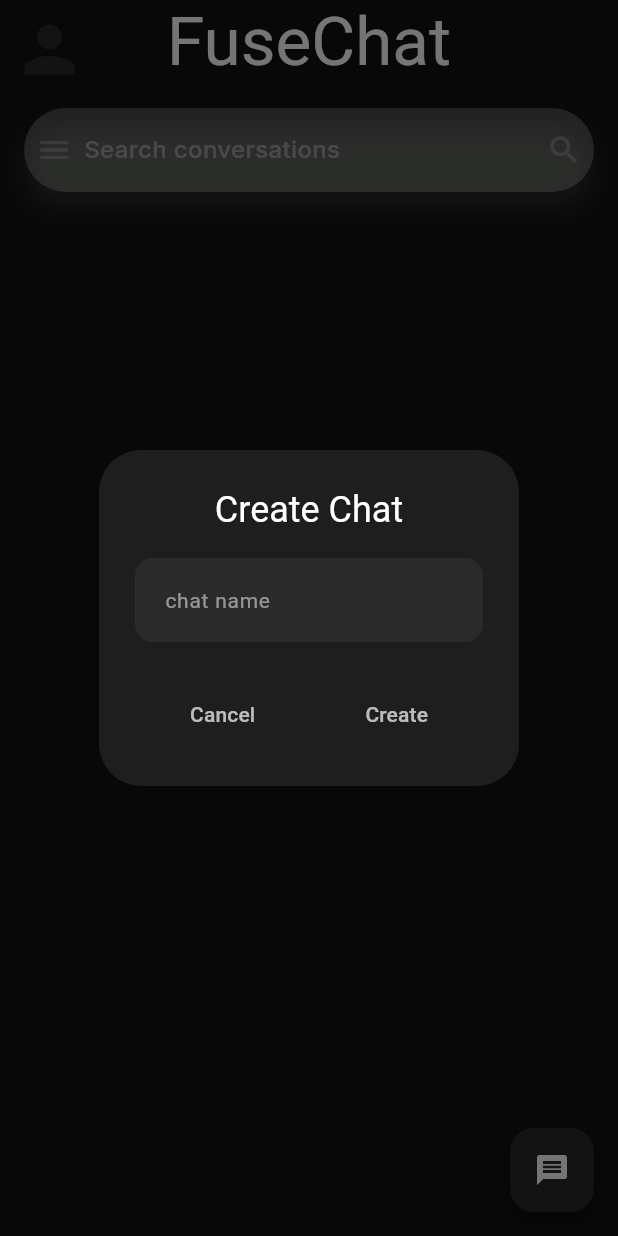
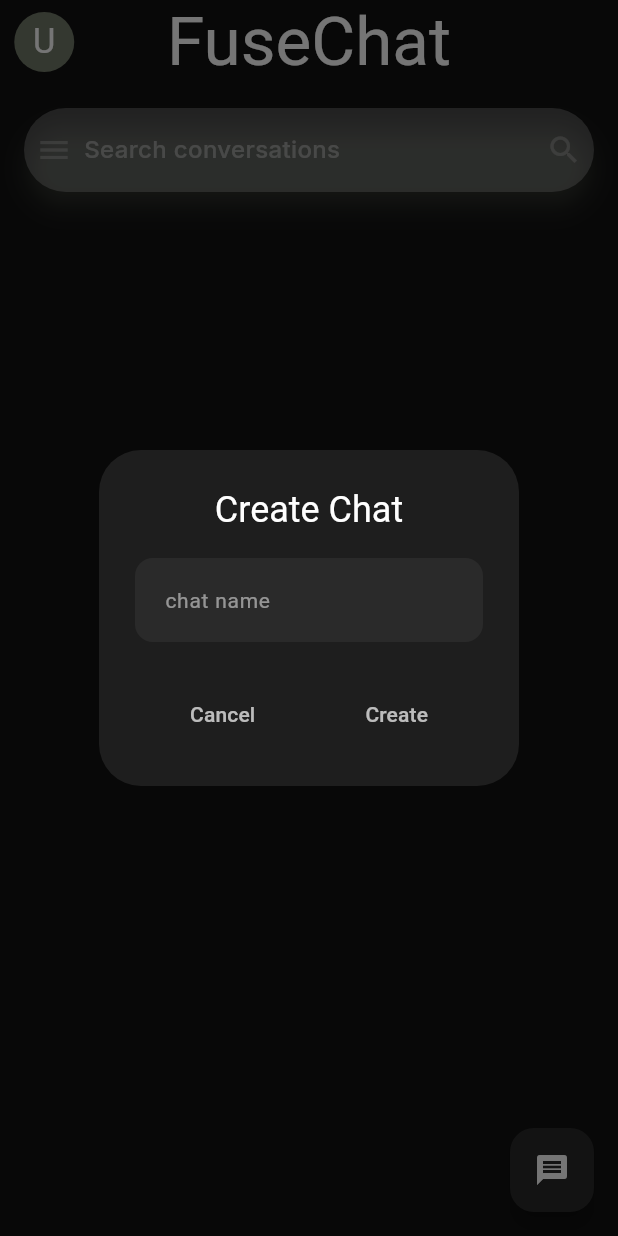
Before and after one commit to gu-tig333-ht25/FuseChat, a Flutter app: the screen it shows once a user with an empty profile is signed in, after a tap on the "message" icon, on a phone screen of 412 x 824 dp. Run offline on Flutter 3.47's test engine with Material 3 defaults, Android fonts, the phone set to English and light mode, and no system bars; our stand-ins replace cloud_firestore, firebase_auth, firebase_core, flutter_gemini, google_fonts, shared_preferences; accounts and stored records are empty.

Commit message:
user-letter displayed as image in conversation-screen

```diff
--- a/lib/pages/conversation_screen.dart
+++ b/lib/pages/conversation_screen.dart
@@ -93,16 +93,36 @@ class _ConversationScreenState extends State<ConversationScreen> {
             textStyle: Theme.of(context).textTheme.displayMedium,
           ),
         ),
-        leading: IconButton(
-          color: Theme.of(context).colorScheme.secondary,
-          onPressed: () {
-            Navigator.of(
-              context,
-            ).push(MaterialPageRoute(builder: (context) => ProfileView()));
-          },
-          icon: Icon(Icons.person),
-          iconSize: 50,
-          tooltip: 'Profile',
+        leading: Padding(
+          padding: const EdgeInsets.fromLTRB(3, 0, 0, 0),
+          child: FutureBuilder<String>(
+            future: firestoreService.getUserName(currentUserId),
+            builder: (context, snapshot) {
+              final userName = snapshot.data ?? '?';
+              return TextButton(
+                onPressed: () {
+                  Navigator.of(context).push(
+                    MaterialPageRoute(builder: (context) => ProfileView()),
+                  );
+                },
+                style: TextButton.styleFrom(
+                  shape: RoundedRectangleBorder(
+                    borderRadius: BorderRadius.circular(30),
+                  ),
+                  padding: EdgeInsets.zero,
+                ),
+                child: CircleAvatar(
+                  radius: 20,
+                  child: Text(
+                    userName[0].toUpperCase(),
+                    style: Theme.of(
+                      context,
+                    ).textTheme.bodyLarge?.copyWith(fontSize: 23),
+                  ),
+                ),
+              );
+            },
+          ),
         ),
       ),
       body: Center(
@@ -111,8 +131,9 @@ class _ConversationScreenState extends State<ConversationScreen> {
             Padding(
               padding: EdgeInsets.all(16),
               child: SearchBar(
-
-                shadowColor: WidgetStatePropertyAll(Theme.of(context).colorScheme.primary),
+                shadowColor: WidgetStatePropertyAll(
+                  Theme.of(context).colorScheme.primary,
+                ),
                 backgroundColor: WidgetStatePropertyAll(
                   Theme.of(context).colorScheme.onSurface,
                 ),
--- a/lib/pages/profile_view/profile_view.dart
+++ b/lib/pages/profile_view/profile_view.dart
@@ -15,8 +15,8 @@ class ProfileView extends StatefulWidget {
 }
 
 class _ProfileViewState extends State<ProfileView> {
-  String profileName = "Jane Doe";
-  String profileEmail = "jane.doe@email.com";
+  String profileName = "?";
+  String profileEmail = "?";
   int totMsgs = 248;
   int groups = 12;
   int aiReplies = 156;
@@ -80,7 +80,7 @@ class _ProfileViewState extends State<ProfileView> {
                       CircleAvatar(
                         radius: 30,
                         child: Text(
-                          (profileEmail[0]).toUpperCase(),
+                          (profileName[0]).toUpperCase(),
                           style: Theme.of(
                             context,
                           ).textTheme.titleLarge?.copyWith(fontSize: 22),
--- a/lib/services/firestore_service.dart
+++ b/lib/services/firestore_service.dart
@@ -144,6 +144,29 @@ class FirestoreService {
     return User.fromFirestore(doc);
   }
 
+  Future<String> getUserName(String userId) async {
+    try {
+      final doc = await _db.collection('users').doc(userId).get();
+      if (!doc.exists) return 'User';
+
+      final data = doc.data() ?? {};
+      String name = (data['name'] ?? '').trim();
+      final email = (data['email'] ?? '').trim();
+
+      // Derive name from email if missing
+      if (name.isEmpty && email.isNotEmpty) {
+        name = email.split('@').first;
+      }
+
+      // Cache result
+      _nameCache[userId] = name.isNotEmpty ? name : 'User';
+      return _nameCache[userId]!;
+    } catch (e) {
+      print('Error getting user name: $e');
+      return 'User';
+    }
+  }
+
   // Get conversation with messages for LLM
   Future<Conversation?> getConversationForLLM(String conversationId) async {
     try {
```
